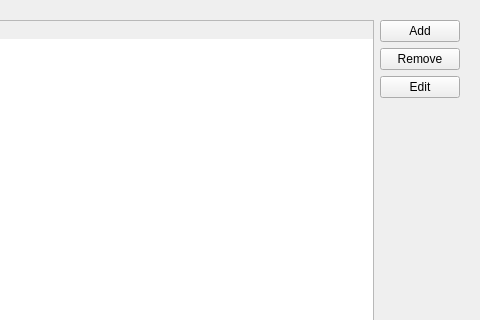
This is fscomm/preferences/prefdialog.ui in karlma/freeswitch-b1.10 as Qt 5 draws it before an edit; both pictures show x 359 to 839 and y 0 to 320 of the 839 by 613 pixel window. The edited form follows.
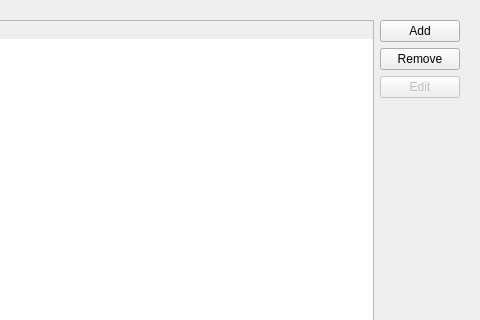
This is the edited form. The open tabs and pages were chosen to show the change. Icons and pictures are not drawn.

Diff of the .ui file:
```diff
--- a/fscomm/preferences/prefdialog.ui
+++ b/fscomm/preferences/prefdialog.ui
@@ -168,6 +168,9 @@
          </item>
          <item>
           <widget class="QPushButton" name="sofiaGwEditBtn">
+           <property name="enabled">
+            <bool>false</bool>
+           </property>
            <property name="text">
             <string>Edit</string>
            </property>
```
Left out of the diff: 2 changed lines with no effect on the pictures.
